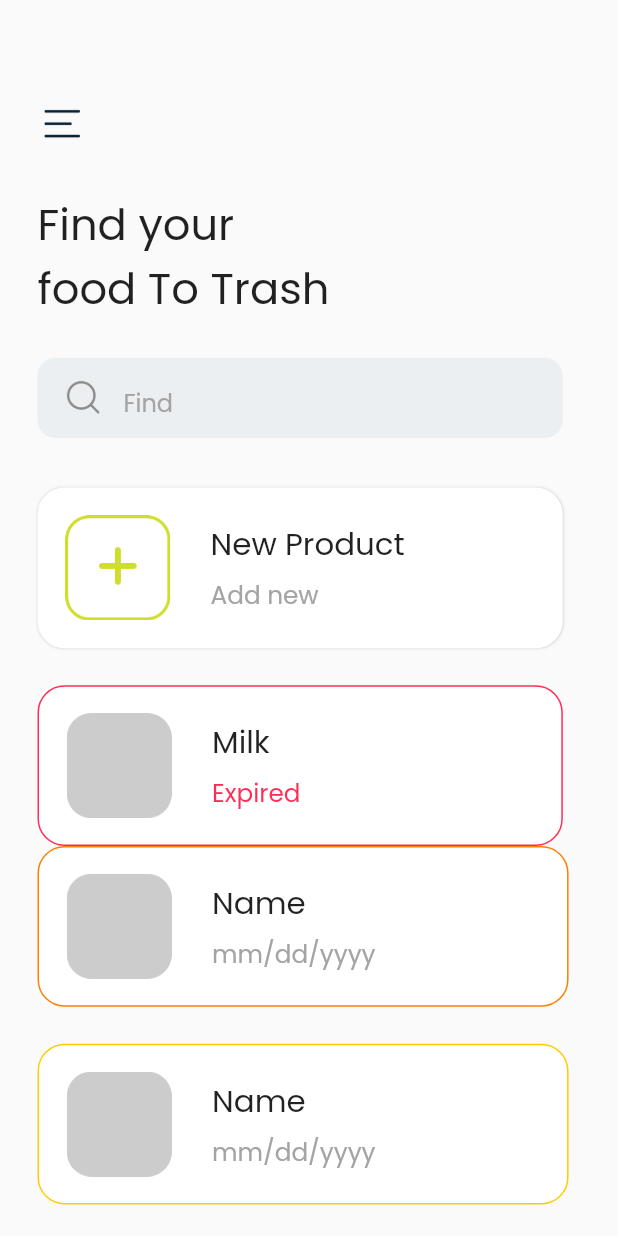
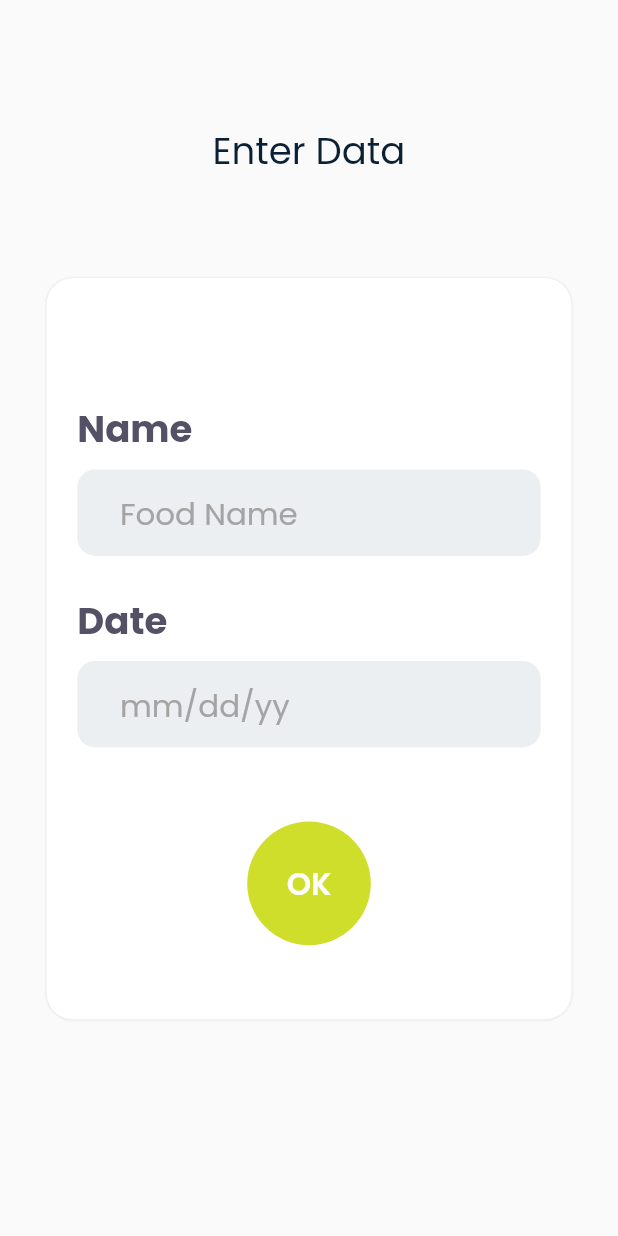
Before and after one commit to Abhisheksainii/expiry_checker, a Flutter app: the screen it shows after launch, on a phone screen of 412 x 824 dp. Run offline on Flutter 3.47's test engine with Material 2 defaults, Android fonts, the phone set to English and light mode, and no system bars; our stand-ins replace google_fonts; missing offline and left inert: edge_detection.

Commit message:
EnterData Screen added

```diff
--- /dev/null
+++ b/lib/Screens/enterData.dart
@@ -0,0 +1,185 @@
+import 'package:flutter/material.dart';
+import 'package:google_fonts/google_fonts.dart';
+
+class DataScreen extends StatefulWidget {
+  @override
+  _DataScreenState createState() => _DataScreenState();
+}
+
+class _DataScreenState extends State<DataScreen> {
+  @override
+  Widget build(BuildContext context) {
+    double w = MediaQuery.of(context).size.width;
+    double h = MediaQuery.of(context).size.height;
+    return Scaffold(
+      body: Container(
+        child: Column(
+          children: [
+            Padding(
+              padding: EdgeInsets.only(top: h * 0.1),
+              child: Center(
+                child: Text(
+                  "Enter Data",
+                  textAlign: TextAlign.center,
+                  style: GoogleFonts.poppins(
+                    color: Color(0xFF0A2135),
+                    fontSize: w * 0.06,
+                  ),
+                ),
+              ),
+            ),
+            SizedBox(
+              height: h * 0.08,
+            ),
+            Container(
+              height: h * 0.6,
+              width: w * 0.85,
+              decoration: BoxDecoration(
+                borderRadius: BorderRadius.circular(18.0),
+                boxShadow: [
+                  BoxShadow(
+                    color: Colors.black12,
+                    offset: Offset(0.2, 0.2),
+                    blurRadius: 0.5,
+                  ),
+                ],
+                color: Colors.white,
+              ),
+              child: Padding(
+                padding: EdgeInsets.only(top: h * 0.1),
+                child: Column(
+                  children: [
+                    Container(
+                      child: Column(
+                        crossAxisAlignment: CrossAxisAlignment.start,
+                        children: [
+                          Text(
+                            "Name",
+                            style: GoogleFonts.poppins(
+                              color: Color(0xFF545166),
+                              fontWeight: FontWeight.bold,
+                              fontSize: w * 0.06,
+                            ),
+                          ),
+                          SizedBox(
+                            height: h * 0.01,
+                          ),
+                          Container(
+                            height: h * 0.07,
+                            width: w * 0.75,
+                            decoration: BoxDecoration(
+                              color: Colors.blueGrey[50],
+                              borderRadius: BorderRadius.circular(12.0),
+                            ),
+                            child: Row(
+                              children: [
+                                SizedBox(
+                                  width: w * 0.04,
+                                ),
+                                Padding(
+                                  padding: EdgeInsets.only(top: h * 0.02),
+                                  child: Container(
+                                    width: w * 0.5,
+                                    child: TextField(
+                                      decoration: InputDecoration(
+                                        enabledBorder: OutlineInputBorder(
+                                            borderSide: BorderSide.none),
+                                        hintText: "Food Name",
+                                        hintStyle: TextStyle(
+                                          fontSize: w * 0.05,
+                                          color: Color(0xFFA4A4A4),
+                                        ),
+                                      ),
+                                    ),
+                                  ),
+                                ),
+                              ],
+                            ),
+                          ),
+                        ],
+                      ),
+                    ),
+                    SizedBox(
+                      height: h * 0.03,
+                    ),
+                    Container(
+                      child: Column(
+                        crossAxisAlignment: CrossAxisAlignment.start,
+                        children: [
+                          Text(
+                            "Date",
+                            style: GoogleFonts.poppins(
+                              color: Color(0xFF545166),
+                              fontWeight: FontWeight.bold,
+                              fontSize: w * 0.06,
+                            ),
+                          ),
+                          SizedBox(
+                            height: h * 0.01,
+                          ),
+                          Container(
+                            height: h * 0.07,
+                            width: w * 0.75,
+                            decoration: BoxDecoration(
+                              color: Colors.blueGrey[50],
+                              borderRadius: BorderRadius.circular(12.0),
+                            ),
+                            child: Row(
+                              children: [
+                                SizedBox(
+                                  width: w * 0.04,
+                                ),
+                                Padding(
+                                  padding: EdgeInsets.only(top: h * 0.02),
+                                  child: Container(
+                                    width: w * 0.5,
+                                    child: TextField(
+                                      decoration: InputDecoration(
+                                        enabledBorder: OutlineInputBorder(
+                                            borderSide: BorderSide.none),
+                                        hintText: "mm/dd/yy",
+                                        hintStyle: TextStyle(
+                                          fontSize: w * 0.05,
+                                          color: Color(0xFFA4A4A4),
+                                        ),
+                                      ),
+                                    ),
+                                  ),
+                                ),
+                              ],
+                            ),
+                          ),
+                        ],
+                      ),
+                    ),
+                    SizedBox(
+                      height: h * 0.06,
+                    ),
+                    Container(
+                      height: h * 0.1,
+                      width: w * 0.5,
+                      decoration: BoxDecoration(
+                        shape: BoxShape.circle,
+                        color: Color(0xFFCFDE2A),
+                      ),
+                      child: Center(
+                        child: Text(
+                          "OK",
+                          style: GoogleFonts.poppins(
+                            color: Colors.white,
+                            fontSize: w * 0.05,
+                            fontWeight: FontWeight.w600,
+                          ),
+                        ),
+                      ),
+                    )
+                  ],
+                ),
+              ),
+            ),
+          ],
+        ),
+      ),
+    );
+  }
+}
--- a/lib/Screens/homeScreen.dart
+++ b/lib/Screens/homeScreen.dart
@@ -1,6 +1,7 @@
 import 'package:expiry_checker/utils/common.dart';
 import 'package:flutter/material.dart';
 import 'package:google_fonts/google_fonts.dart';
+import 'package:edge_detection/edge_detection.dart';
 
 class HomeScreen extends StatefulWidget {
   @override
@@ -66,7 +67,7 @@ class _HomeScreenState extends State<HomeScreen> {
                         height: h * 0.04,
                       ),
                       Padding(
-                        padding: EdgeInsets.only(top: h * 0.03),
+                        padding: EdgeInsets.only(top: h * 0.02),
                         child: Container(
                           width: w * 0.5,
                           child: TextField(
@@ -75,6 +76,7 @@ class _HomeScreenState extends State<HomeScreen> {
                                   borderSide: BorderSide.none),
                               hintText: "Find",
                               hintStyle: TextStyle(
+                                fontSize: w * 0.06,
                                 color: Color(0xFFA4A4A4),
                               ),
                             ),
--- a/lib/main.dart
+++ b/lib/main.dart
@@ -1,3 +1,4 @@
+import 'package:expiry_checker/Screens/enterData.dart';
 import 'package:expiry_checker/Screens/homeScreen.dart';
 import 'package:expiry_checker/routes/app_routes.dart';
 import 'package:flutter/material.dart';
@@ -18,9 +19,10 @@ class MyApp extends StatelessWidget {
         fontFamily: "Poppins",
         primarySwatch: Colors.blue,
       ),
-      initialRoute: Approutes.homescreen,
+      initialRoute: Approutes.datascreen,
       routes: {
         Approutes.homescreen: (context) => HomeScreen(),
+        Approutes.datascreen: (context) => DataScreen(),
       },
     );
   }
--- a/lib/routes/app_routes.dart
+++ b/lib/routes/app_routes.dart
@@ -1,3 +1,4 @@
 class Approutes {
   static final String homescreen = "/homeScreen";
+  static final String datascreen = "/enterData";
 }
--- a/pubspec.yaml
+++ b/pubspec.yaml
@@ -29,6 +29,7 @@ dependencies:
   # Use with the CupertinoIcons class for iOS style icons.
   cupertino_icons: ^1.0.2
   google_fonts: ^2.1.0
+  edge_detection: ^1.0.6
 
 dev_dependencies:
   flutter_test:
```
Also changed, not shown: pubspec.lock.
